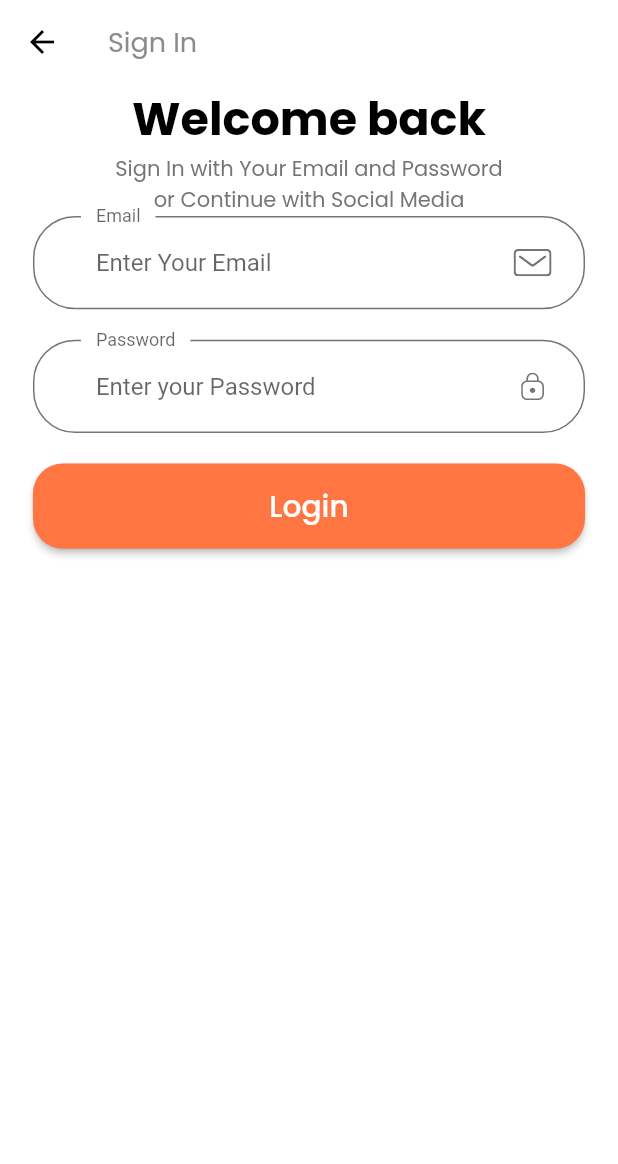
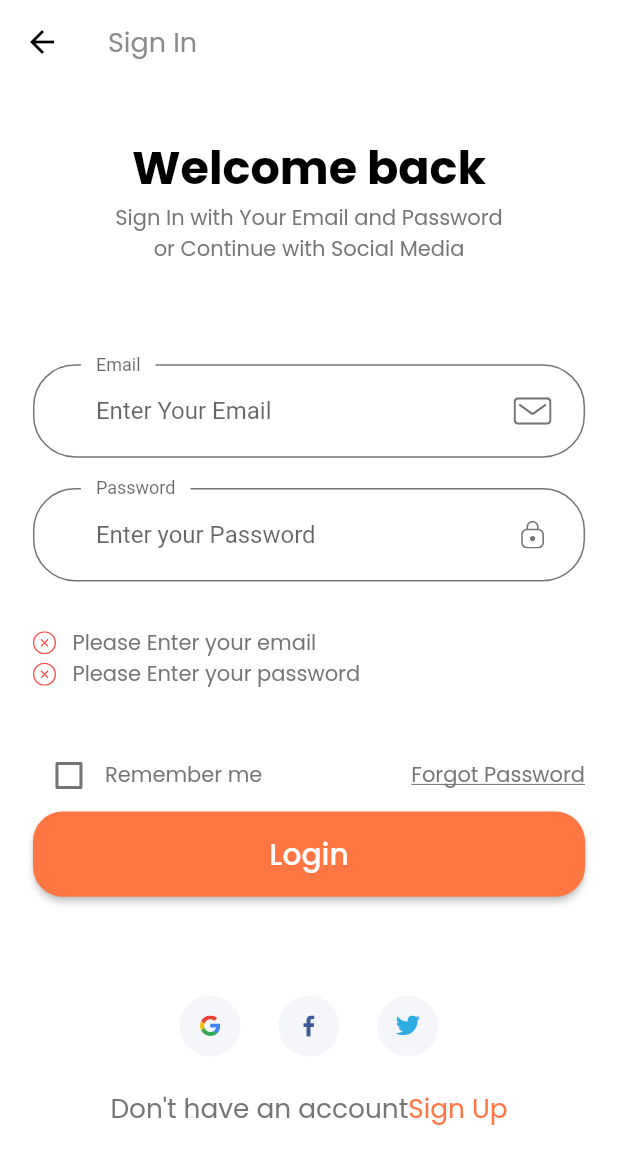
Before and after one commit to perymerdeka/marketplace, a Flutter app: the LoginView screen opened by its route, after a tap on "Login", on a phone screen of 412 x 824 dp. Shown: the top 1164 px of the screen. Run offline on Flutter 3.47's test engine with Material 2 defaults, Android fonts, the phone set to English and light mode, and no system bars; our stand-ins replace flutter_svg, get, google_fonts.

Commit message:
Done: Sign View

```diff
--- a/lib/app/modules/login/components/body.dart
+++ b/lib/app/modules/login/components/body.dart
@@ -1,6 +1,8 @@
 import 'package:flutter/material.dart';
 import 'package:google_fonts/google_fonts.dart';
 import 'package:marketplace/app/modules/login/components/forms.dart';
+import 'package:marketplace/app/modules/login/components/social_card.dart';
+import 'package:marketplace/themes/base.dart';
 import 'package:marketplace/themes/config.dart';
 
 class LoginBody extends StatelessWidget {
@@ -12,9 +14,14 @@ class LoginBody extends StatelessWidget {
       child: SizedBox(
         width: double.infinity,
         child: Padding(
-          padding: EdgeInsets.symmetric(horizontal: getProportionateScreenWidth(20)),
+          padding:
+              EdgeInsets.symmetric(horizontal: getProportionateScreenWidth(20)),
+          child: SingleChildScrollView(
             child: Column(
               children: [
+                SizedBox(
+                  height: SizeConfig.screenHeight * 0.04,
+                ),
                 Text(
                   "Welcome back",
                   style: GoogleFonts.poppins(
@@ -27,8 +34,50 @@ class LoginBody extends StatelessWidget {
                   style: GoogleFonts.poppins(),
                   textAlign: TextAlign.center,
                 ),
-              const FormsLogin()
+                SizedBox(
+                  height: SizeConfig.screenHeight * 0.08,
+                ),
+                const FormsLogin(),
+                SizedBox(
+                  height: SizeConfig.screenHeight * 0.08,
+                ),
+                // container sosmed login
+                Row(
+                  mainAxisAlignment: MainAxisAlignment.center,
+                  children: [
+                    SocialCard(
+                      assetsName: 'assets/icons/google-icon.svg',
+                      press: () {},
+                    ),
+                    SocialCard(
+                      assetsName: 'assets/icons/facebook-2.svg',
+                      press: () {},
+                    ),
+                    SocialCard(
+                      assetsName: 'assets/icons/twitter.svg',
+                      press: () {},
+                    ),
                   ],
+                ),
+                SizedBox(height: getProportionateScreenWidth(20),),
+                Row(
+                  mainAxisAlignment: MainAxisAlignment.center,
+                  children: [
+                    Text(
+                      "Don't have an account",
+                      style: GoogleFonts.poppins(
+                          fontSize: getProportionateScreenWidth(16)),
+                    ),
+                    Text(
+                      "Sign Up",
+                      style: GoogleFonts.poppins(
+                          fontSize: getProportionateScreenWidth(16),
+                          color: kPrimaryColor),
+                    ),
+                  ],
+                )
+              ],
+            ),
           ),
         ),
       ),
--- /dev/null
+++ b/lib/app/modules/login/components/errors.dart
@@ -0,0 +1,39 @@
+import 'package:flutter/material.dart';
+import 'package:flutter_svg/svg.dart';
+import 'package:google_fonts/google_fonts.dart';
+import 'package:marketplace/themes/config.dart';
+
+Row formErrorText(String error) {
+    return Row(
+      children: [
+        SvgPicture.asset(
+          "assets/icons/Error.svg",
+          height: getProportionateScreenWidth(14),
+          width: getProportionateScreenWidth(14),
+        ),
+        SizedBox(
+          width: getProportionateScreenWidth(10),
+        ),
+        Text(error, style: GoogleFonts.poppins(
+
+        ),)
+      ],
+    );
+  }
+
+class FormsError extends StatelessWidget {
+  const FormsError({
+    super.key,
+    required this.errors,
+  });
+
+  final List<String> errors;
+
+  @override
+  Widget build(BuildContext context) {
+    return Column(
+      children: List.generate(
+          errors.length, (index) => formErrorText(errors[index])),
+    );
+  }
+}
--- a/lib/app/modules/login/components/forms.dart
+++ b/lib/app/modules/login/components/forms.dart
@@ -1,6 +1,8 @@
 // form widget for login
 
 import 'package:flutter/material.dart';
+import 'package:google_fonts/google_fonts.dart';
+import 'package:marketplace/app/modules/login/components/errors.dart';
 import 'package:marketplace/app/modules/splash/components/button.dart';
 import 'package:marketplace/themes/base.dart';
 import 'package:marketplace/themes/config.dart';
@@ -13,12 +15,36 @@ class FormsLogin extends StatefulWidget {
 }
 
 class _FormsLoginState extends State<FormsLogin> {
+  final _formsKey = GlobalKey<FormState>();
+  final List<String> errors = [];
+
+  // setup email and password
+  late String email;
+  late String password;
+
+  // forgot password
+  late bool remember = false;
+
   @override
   Widget build(BuildContext context) {
     return Form(
+      key: _formsKey,
       child: Column(
         children: [
           TextFormField(
+            onChanged: (value) {
+              if (value.isNotEmpty && errors.contains(kEmailNullError)) {
+                setState(() {
+                  errors.remove(kEmailNullError);
+                });
+              } else if (emailValidatorRegExp.hasMatch(value) &&
+                  errors.contains(kInvalidEmailError)) {
+                setState(() {
+                  errors.remove(kInvalidEmailError);
+                });
+              }
+            },
+            onSaved: (newValue) => email = newValue!,
             keyboardType: TextInputType.emailAddress,
             decoration: const InputDecoration(
                 floatingLabelBehavior: FloatingLabelBehavior.always,
@@ -27,12 +53,49 @@ class _FormsLoginState extends State<FormsLogin> {
                 suffixIcon: CustomSuffix(
                   svgIcon: "assets/icons/Mail.svg",
                 )),
+            validator: (value) {
+              if (value!.isEmpty && !errors.contains(kEmailNullError)) {
+                setState(() {
+                  errors.add(kEmailNullError);
+                });
+              } else if (!emailValidatorRegExp.hasMatch(value) &&
+                  !errors.contains(kInvalidEmailError)) {
+                setState(() {
+                  errors.add(kInvalidEmailError);
+                });
+              }
+              return null;
+            },
           ),
           SizedBox(
             height: getProportionateScreenHeight(20),
           ),
           TextFormField(
             obscureText: true,
+            onSaved: (newValue) => password = newValue!,
+            onChanged: (value) {
+              if (value.isEmpty && !errors.contains(kPassNullError)) {
+                setState(() {
+                  errors.add(kPassNullError);
+                });
+              } else if (value.length < 8 && errors.contains(kShortPassError)) {
+                setState(() {
+                  errors.add(kShortPassError);
+                });
+              }
+            },
+            validator: (value) {
+              if (value!.isEmpty && !errors.contains(kPassNullError)) {
+                setState(() {
+                  errors.add(kPassNullError);
+                });
+              } else if (value.length < 8 && errors.contains(kShortPassError)) {
+                setState(() {
+                  errors.add(kShortPassError);
+                });
+              }
+              return null;
+            },
             decoration: const InputDecoration(
                 labelText: "Password",
                 hintText: "Enter your Password",
@@ -42,9 +105,41 @@ class _FormsLoginState extends State<FormsLogin> {
                 )),
           ),
           SizedBox(
-            height: getProportionateScreenHeight(20),
+            height: getProportionateScreenHeight(30),
           ),
-          DefaultButton(buttonText: 'Login', onPress: () {})
+          FormsError(errors: errors),
+          SizedBox(
+            height: getProportionateScreenWidth(30),
+          ),
+          Row(
+            children: [
+              Checkbox(
+                  activeColor: kPrimaryColor,
+                  value: remember,
+                  onChanged: (value) {
+                    setState(() {
+                      remember = value!;
+                    });
+                  }),
+              Text(
+                "Remember me",
+                style: GoogleFonts.poppins(),
+              ),
+              const Spacer(),
+              Text(
+                "Forgot Password",
+                style:
+                    GoogleFonts.poppins(decoration: TextDecoration.underline),
+              )
+            ],
+          ),
+          DefaultButton(
+              buttonText: 'Login',
+              onPress: () {
+                if (_formsKey.currentState!.validate()) {
+                  _formsKey.currentState?.save();
+                }
+              })
         ],
       ),
     );
--- /dev/null
+++ b/lib/app/modules/login/components/social_card.dart
@@ -0,0 +1,31 @@
+import 'package:flutter/material.dart';
+import 'package:flutter_svg/svg.dart';
+import 'package:marketplace/themes/config.dart';
+
+class SocialCard extends StatelessWidget {
+  const SocialCard({
+    super.key, required this.press, required this.assetsName,
+  });
+
+  // widget attributes
+  final VoidCallback press;
+  final String assetsName;
+
+  @override
+  Widget build(BuildContext context) {
+    return GestureDetector(
+      onTap: press,
+      child: Container(
+        margin: EdgeInsets.symmetric(horizontal: getProportionateScreenWidth(10)),
+        padding: EdgeInsets.all(getProportionateScreenWidth(12)),
+        height: getProportionateScreenHeight(40),
+        width: getProportionateScreenWidth(40),
+        decoration: const BoxDecoration(
+          color: Color(0xFFF5F6F9),
+          shape: BoxShape.circle,
+        ),
+        child: SvgPicture.asset(assetsName),
+      ),
+    );
+  }
+}
--- a/lib/themes/base.dart
+++ b/lib/themes/base.dart
@@ -71,3 +71,14 @@ class CustomSuffix extends StatelessWidget {
     );
   }
 }
+
+// Form Error
+final RegExp emailValidatorRegExp = RegExp(r"^[a-zA-Z0-9.]+@[a-zA-Z0-9]+\.[a-zA-Z]+");
+const String kEmailNullError = "Please Enter your email";
+const String kInvalidEmailError = "Please Enter Valid Email";
+const String kPassNullError = "Please Enter your password";
+const String kShortPassError = "Password is too short";
+const String kMatchPassError = "Passwords don't match";
+const String kNamelNullError = "Please Enter your name";
+const String kPhoneNumberNullError = "Please Enter your phone number";
+const String kAddressNullError = "Please Enter your address";
```
Also changed, not shown: 1 other file. Lines whose indentation alone changed are shown as unchanged.
